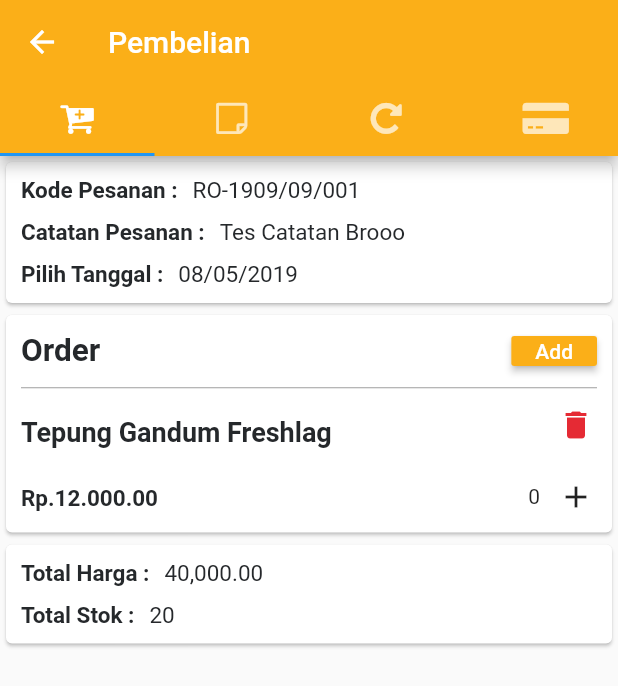
After one commit to FDhunterz/martabak_djoeoragan_app, a Flutter app: the PembelianPage screen opened by its route, on a phone screen of 412 x 824 dp. The commit adds this screen. Shown: the top 686 px of the screen. Run offline on Flutter 3.47's test engine with Material 2 defaults, Android fonts, the phone set to English and light mode, and no system bars.

Commit message:
pembelian

```diff
--- a/lib/main.dart
+++ b/lib/main.dart
@@ -3,11 +3,13 @@ import 'package:martabakdjoeragan_app/pages/dashboard.dart';
 import 'package:martabakdjoeragan_app/pages/login.dart';
 import 'package:martabakdjoeragan_app/pages/splash_screen.dart';
 import 'package:martabakdjoeragan_app/pages/master.dart';
+import 'package:martabakdjoeragan_app/pages/Pembelian/pembelian.dart';
 
 var routes1 = <String, WidgetBuilder>{
   "/login": (BuildContext context) => LoginPage(),
   "/dashboard": (BuildContext context) => DashboardPage(),
   "/master": (BuildContext context) => MasterPage(),
+  "/pembelian" : (BuildContext context) => PembelianPage(),
 };
 
 void main() {
--- /dev/null
+++ b/lib/pages/Pembelian/pembayaran_supplier.dart
@@ -0,0 +1,13 @@
+import 'package:flutter/material.dart';
+
+class PembayaranSupplierPage extends StatefulWidget {
+  @override
+  _PembayaranSupplierPageState createState() => _PembayaranSupplierPageState();
+}
+
+class _PembayaranSupplierPageState extends State<PembayaranSupplierPage> {
+  @override
+  Widget build(BuildContext context) {
+    return Container();
+  }
+}
--- /dev/null
+++ b/lib/pages/Pembelian/pembelian.dart
@@ -0,0 +1,75 @@
+import 'package:flutter/material.dart';
+import 'package:meta/meta.dart';
+import 'package:martabakdjoeragan_app/presentation/custom_icon_icons.dart';
+import 'package:async/async.dart';
+
+import 'package:martabakdjoeragan_app/pages/Pembelian/pemesanan_pembelian.dart' as tab1;
+import 'package:martabakdjoeragan_app/pages/Pembelian/pembelian_pesanan.dart' as tab2;
+import 'package:martabakdjoeragan_app/pages/Pembelian/return_pembelian.dart' as tab3;
+import 'package:martabakdjoeragan_app/pages/Pembelian/pembayaran_supplier.dart' as tab4;
+
+class PembelianPage extends StatefulWidget {
+  @override
+  _PembelianPageState createState() => _PembelianPageState();
+}
+
+class _PembelianPageState extends State<PembelianPage> with SingleTickerProviderStateMixin {
+  TabController controller;
+
+
+  @override
+  void initState() {
+    controller = new TabController(length: 4, vsync: this);
+    super.initState();
+  }
+
+  @override
+  void dispose() {
+    controller.dispose();
+    super.dispose();
+  }
+
+  @override
+  Widget build(BuildContext context) {
+    return new Scaffold(
+      appBar: new AppBar(
+        iconTheme: IconThemeData(
+          color: Colors.white,
+        ),
+        title: new Text(
+          "Pembelian",
+          style: new TextStyle(
+            color: Colors.white,
+          ),
+        ),
+        backgroundColor: Color(0xfffbaf18),
+        bottom: TabBar(
+          controller: controller,
+          tabs: <Widget>[
+            new Tab(
+              icon: new Icon(CustomIcon.cart_plus),
+            ),
+            new Tab(
+              icon: new Icon(CustomIcon.sticky_note_o),
+            ),
+            new Tab(
+                icon: new Icon(CustomIcon.cw),
+            ),
+            new Tab(
+              icon: new Icon(CustomIcon.credit_card_alt),
+            )
+          ],
+        ),
+      ),
+      body: new TabBarView(
+          controller: controller,
+          children: <Widget>[
+            new tab1.PemesananPembelianPage(),
+            new tab2.PembelianPesananPage(),
+            new tab3.ReturnPembelianPage(),
+            new tab4.PembayaranSupplierPage()
+          ],
+      ),
+    );
+  }
+}
--- /dev/null
+++ b/lib/pages/Pembelian/pembelian_pesanan.dart
@@ -0,0 +1,13 @@
+import 'package:flutter/material.dart';
+
+class PembelianPesananPage extends StatefulWidget {
+  @override
+  _PembelianPesananPageState createState() => _PembelianPesananPageState();
+}
+
+class _PembelianPesananPageState extends State<PembelianPesananPage> {
+  @override
+  Widget build(BuildContext context) {
+    return Container();
+  }
+}
--- /dev/null
+++ b/lib/pages/Pembelian/pemesanan_pembelian.dart
@@ -0,0 +1,264 @@
+import 'package:flutter/material.dart';
+import 'package:martabakdjoeragan_app/presentation/custom_icon_icons.dart';
+
+class PemesananPembelianPage extends StatefulWidget {
+  @override
+  _PemesananPembelianPageState createState() => _PemesananPembelianPageState();
+}
+
+class _PemesananPembelianPageState extends State<PemesananPembelianPage> {
+  int _itemCount = 0;
+  @override
+  Widget build(BuildContext context) {
+    return new Scaffold(
+      body: new Container(
+        child: new Column(
+          children: <Widget>[
+            new Card(
+              child: new Column(
+                crossAxisAlignment: CrossAxisAlignment.start,
+                children: <Widget>[
+                  new Row(
+                    children: <Widget>[
+                      new Container(
+                        child: new Text(
+                          'Kode Pesanan :',
+                          style: TextStyle(
+                              color: Color(0xff25282b),
+                              fontSize: 15.0,
+                              fontWeight: FontWeight.bold),
+                        ),
+                        padding: EdgeInsets.only(left: 10.0, top: 10.0),
+                      ),
+                      new Container(
+                        child: new Text(
+                          'RO-1909/09/001',
+                          style: TextStyle(
+                            color: Color(0xff25282b),
+                            fontSize: 15.0,
+                          ),
+                        ),
+                        padding: EdgeInsets.only(left: 10.0, top: 10.0),
+                      ),
+                    ],
+                  ),
+                  new Row(
+                    children: <Widget>[
+                      new Container(
+                        child: new Text(
+                          'Catatan Pesanan :',
+                          style: TextStyle(
+                              color: Color(0xff25282b),
+                              fontSize: 15.0,
+                              fontWeight: FontWeight.bold),
+                        ),
+                        padding: EdgeInsets.only(left: 10.0, top: 10.0),
+                      ),
+                      new Container(
+                        child: new Text(
+                          'Tes Catatan Brooo',
+                          style: TextStyle(
+                            color: Color(0xff25282b),
+                            fontSize: 15.0,
+                          ),
+                        ),
+                        padding: EdgeInsets.only(left: 10.0, top: 10.0),
+                      ),
+                    ],
+                  ),
+                  new Row(
+                    children: <Widget>[
+                      new Container(
+                        child: new Text(
+                          'Pilih Tanggal :',
+                          style: TextStyle(
+                              color: Color(0xff25282b),
+                              fontSize: 15.0,
+                              fontWeight: FontWeight.bold),
+                        ),
+                        padding: EdgeInsets.only(
+                            left: 10.0, top: 10.0, bottom: 10.0),
+                      ),
+                      new Container(
+                        child: new Text(
+                          '08/05/2019',
+                          style: TextStyle(
+                            color: Color(0xff25282b),
+                            fontSize: 15.0,
+                          ),
+                        ),
+                        padding: EdgeInsets.only(
+                            left: 10.0, top: 10.0, bottom: 10.0),
+                      ),
+                    ],
+                  ),
+                ],
+              ),
+            ),
+            new Card(
+              child: new Column(
+                crossAxisAlignment: CrossAxisAlignment.start,
+                children: <Widget>[
+                  new Row(
+                      mainAxisAlignment: MainAxisAlignment.spaceBetween,
+                      children: [
+                        Container(
+                          child: Text(
+                            'Order',
+                            style: TextStyle(
+                                color: Color(0xff25282b),
+                                fontSize: 21.0,
+                                fontWeight: FontWeight.bold),
+                          ),
+                          padding: EdgeInsets.only(left: 10.0),
+                        ),
+                        Row(
+                          mainAxisAlignment: MainAxisAlignment.end,
+                          children: <Widget>[
+                            ButtonTheme(
+                              minWidth: 50.0,
+                              height: 20.0,
+                              buttonColor: Color(0xfffbaf18),
+                              child: RaisedButton(
+                                onPressed: () {},
+                                child: Text(
+                                  "Add",
+                                  style: TextStyle(color: Colors.white),
+                                ),
+                              ),
+                            ),
+                            Container(
+                              width: 10.0,
+                            ),
+                          ],
+                        ),
+                      ]),
+                  Container(
+                    child: new Container(
+                        margin: const EdgeInsets.only(left: 10.0, right: 10.0),
+                        child: Divider(
+                          color: Colors.grey,
+                          height: 1,
+                        )),
+                  ),
+                  new Row(
+                    mainAxisAlignment: MainAxisAlignment.spaceBetween,
+                    children: <Widget>[
+                      Container(
+                        child: Text(
+                          'Tepung Gandum Freshlag',
+                          style: TextStyle(
+                              color: Color(0xff25282b),
+                              fontSize: 18.0,
+                              fontWeight: FontWeight.bold),
+                        ),
+                        padding: EdgeInsets.only(left: 10.0, top: 10.0),
+                      ),
+                      IconButton(
+                        icon: new IconTheme(
+                          data: new IconThemeData(
+                            color: Color(0xffE52A34),
+                          ),
+                          child: new Icon(Icons.delete),
+                        ),
+                      ),
+                    ],
+                  ),
+                  new Row(
+                    mainAxisAlignment: MainAxisAlignment.spaceBetween,
+                    children: <Widget>[
+                      Container(
+                        child: Text(
+                          'Rp.12.000.00',
+                          style: TextStyle(
+                              color: Color(0xff25282b),
+                              fontSize: 15.0,
+                              fontWeight: FontWeight.bold),
+                        ),
+                        padding: EdgeInsets.only(left: 10.0, top: 3.0),
+                      ),
+                      Container(
+                        child: new Row(
+                          children: <Widget>[
+                            _itemCount != 0
+                                ? new IconButton(
+                                    icon: new Icon(Icons.remove),
+                                    onPressed: () =>
+                                        setState(() => _itemCount--),
+                                  )
+                                : new Container(),
+                            new Text(_itemCount.toString()),
+                            new IconButton(
+                                icon: new Icon(Icons.add),
+                                onPressed: () => setState(() => _itemCount++))
+                          ],
+                        ),
+                      ),
+                    ],
+                  )
+                ],
+              ),
+            ),
+            new Card(
+              child: new Column(
+                crossAxisAlignment: CrossAxisAlignment.start,
+                children: <Widget>[
+                  new Row(
+                    children: <Widget>[
+                      new Container(
+                        child: new Text(
+                          'Total Harga :',
+                          style: TextStyle(
+                              color: Color(0xff25282b),
+                              fontSize: 15.0,
+                              fontWeight: FontWeight.bold),
+                        ),
+                        padding: EdgeInsets.only(left: 10.0, top: 10.0),
+                      ),
+                      new Container(
+                        child: new Text(
+                          '40,000.00',
+                          style: TextStyle(
+                            color: Color(0xff25282b),
+                            fontSize: 15.0,
+                          ),
+                        ),
+                        padding: EdgeInsets.only(left: 10.0, top: 10.0),
+                      ),
+                    ],
+                  ),
+                  new Row(
+                    children: <Widget>[
+                      new Container(
+                        child: new Text(
+                          'Total Stok :',
+                          style: TextStyle(
+                              color: Color(0xff25282b),
+                              fontSize: 15.0,
+                              fontWeight: FontWeight.bold),
+                        ),
+                        padding: EdgeInsets.only(
+                            left: 10.0, top: 10.0, bottom: 10.0),
+                      ),
+                      new Container(
+                        child: new Text(
+                          '20',
+                          style: TextStyle(
+                            color: Color(0xff25282b),
+                            fontSize: 15.0,
+                          ),
+                        ),
+                        padding: EdgeInsets.only(
+                            left: 10.0, top: 10.0, bottom: 10.0),
+                      ),
+                    ],
+                  ),
+                ],
+              ),
+            ),
+          ],
+        ),
+      ),
+    );
+  }
+}
--- /dev/null
+++ b/lib/pages/Pembelian/return_pembelian.dart
@@ -0,0 +1,13 @@
+import 'package:flutter/material.dart';
+
+class ReturnPembelianPage extends StatefulWidget {
+  @override
+  _ReturnPembelianPageState createState() => _ReturnPembelianPageState();
+}
+
+class _ReturnPembelianPageState extends State<ReturnPembelianPage> {
+  @override
+  Widget build(BuildContext context) {
+    return Container();
+  }
+}
--- a/lib/pages/dashboard.dart
+++ b/lib/pages/dashboard.dart
@@ -1,6 +1,7 @@
 import 'package:flutter/material.dart';
 import 'package:martabakdjoeragan_app/utils/Navigator.dart';
 import 'package:martabakdjoeragan_app/pages/master.dart';
+import 'package:martabakdjoeragan_app/pages/Pembelian/pembelian.dart';
 
 class DashboardPage extends StatefulWidget {
   @override
@@ -8,18 +9,14 @@ class DashboardPage extends StatefulWidget {
 }
 
 class _DashboardPageState extends State<DashboardPage> {
+  var scaffoldKey = GlobalKey<ScaffoldState>();
+
   @override
   Widget build(BuildContext context) {
-    return Scaffold(
-      body: Center(
-        child: Text(
-          "Dashboard",
-          style: TextStyle(
-            fontSize: 30.0,
-            fontWeight: FontWeight.bold
-          ),
-        ),
-      ),
+    return MaterialApp(
+      debugShowCheckedModeBanner: false,
+      home: Scaffold(
+          key: scaffoldKey,
           drawer: Drawer(
             child: ListView(
               padding: EdgeInsets.zero,
@@ -46,13 +43,54 @@ class _DashboardPageState extends State<DashboardPage> {
                   ),
                   onTap: () {
                     Navigator.pop(context);
-                Navigator.push(context, MaterialPageRoute(
-                builder: (BuildContext context) => MasterPage()));
+                    MyNavigator.goToMaster(context);
+                  },
+                ),
+                ListTile(
+                  leading: Icon(Icons.view_list),
+                  title: Text(
+                    'Pembelian',
+                    style: TextStyle(
+                      fontSize: 16.0,
+                      fontFamily: 'Roboto',
+                      color: Color(0xff25282b),
+                    ),
+                  ),
+                  onTap: () {
+                    Navigator.pop(context);
+                    MyNavigator.goToPembelian(context);
                   },
                 ),
               ],
             ),
+          ),
+        body: Stack(
+          children: <Widget>[
+            Positioned(
+              left: 2,
+              top: 23,
+              child: IconButton(
+                icon: Icon(Icons.menu),
+                color: Color(0xff25282b),
+                onPressed: () => scaffoldKey.currentState.openDrawer(),
+              ),
+            ),
+            Positioned(
+              child: Center(
+                child: Text(
+                  "Dashboard",
+                  style: TextStyle(
+                    fontSize: 30.0,
+                    fontWeight: FontWeight.bold,
+                    fontFamily: 'Quicksand',
+                    color: Color(0xff25282b),
+                  ),
+                ),
+              ),
             )
+          ],
+        ),
+      ),
     );
   }
 }
--- a/lib/pages/login.dart
+++ b/lib/pages/login.dart
@@ -145,7 +145,7 @@ class _LoginPageState extends State<LoginPage> {
                   ),
                   loginButton,
                   SizedBox(
-                    height: 5.0,
+                    height: 8.0,
                   ),
                 adsSection,
                 SizedBox(
--- /dev/null
+++ b/lib/presentation/custom_icon_icons.dart
@@ -0,0 +1,33 @@
+/// Flutter icons CustomIcon
+/// Copyright (C) 2019 by original authors @ fluttericon.com, fontello.com
+/// This font was generated by FlutterIcon.com, which is derived from Fontello.
+///
+/// To use this font, place it in your fonts/ directory and include the
+/// following in your pubspec.yaml
+///
+/// flutter:
+///   fonts:
+///    - family:  CustomIcon
+///      fonts:
+///       - asset: fonts/CustomIcon.ttf
+///
+///
+/// * Font Awesome, Copyright (C) 2016 by Dave Gandy
+///         Author:    Dave Gandy
+///         License:   SIL ()
+///         Homepage:  http://fortawesome.github.com/Font-Awesome/
+///
+import 'package:flutter/widgets.dart';
+
+class CustomIcon {
+  CustomIcon._();
+
+  static const _kFontFam = 'CustomIcon';
+
+  static const IconData th_large = const IconData(0xe800, fontFamily: _kFontFam);
+  static const IconData cw = const IconData(0xe801, fontFamily: _kFontFam);
+  static const IconData trash = const IconData(0xf1f8, fontFamily: _kFontFam);
+  static const IconData cart_plus = const IconData(0xf217, fontFamily: _kFontFam);
+  static const IconData sticky_note_o = const IconData(0xf24a, fontFamily: _kFontFam);
+  static const IconData credit_card_alt = const IconData(0xf283, fontFamily: _kFontFam);
+}
--- a/lib/utils/Navigator.dart
+++ b/lib/utils/Navigator.dart
@@ -10,7 +10,10 @@ class MyNavigator {
     Navigator.pushNamed(context, "/dashboard");
   }
   static void goToMaster(BuildContext context) {
-    Navigator.pushNamed(context, "/masster");
+    Navigator.pushNamed(context, "/master");
+  }
+  static void goToPembelian(BuildContext context) {
+    Navigator.pushNamed(context, "/pembelian");
   }
 
 }
--- a/pubspec.yaml
+++ b/pubspec.yaml
@@ -83,3 +83,6 @@ flutter:
       fonts:
         - asset: fonts/Quicksand-Bold.ttf
           weight: 700
+    - family: CustomIcon
+      fonts:
+        - asset: fonts/CustomIcon.ttf
```
Also changed, not shown: fonts/CustomIcon.ttf (added). Lines whose indentation alone changed are shown as unchanged.
